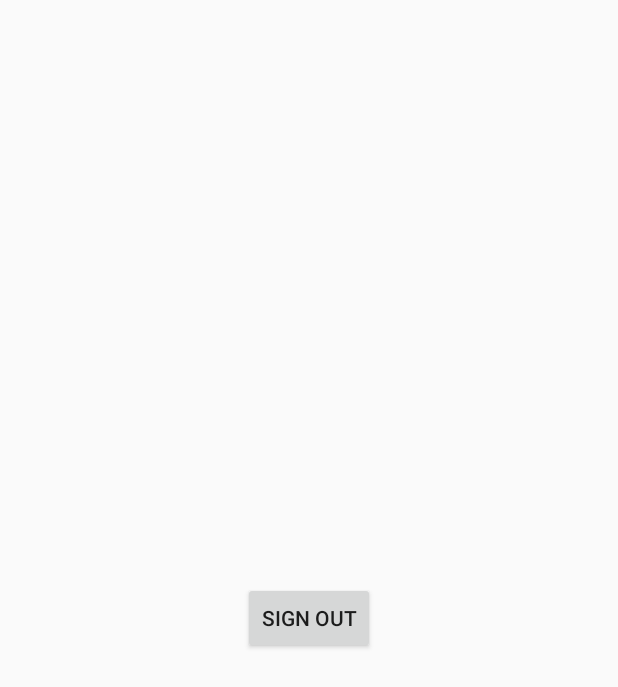
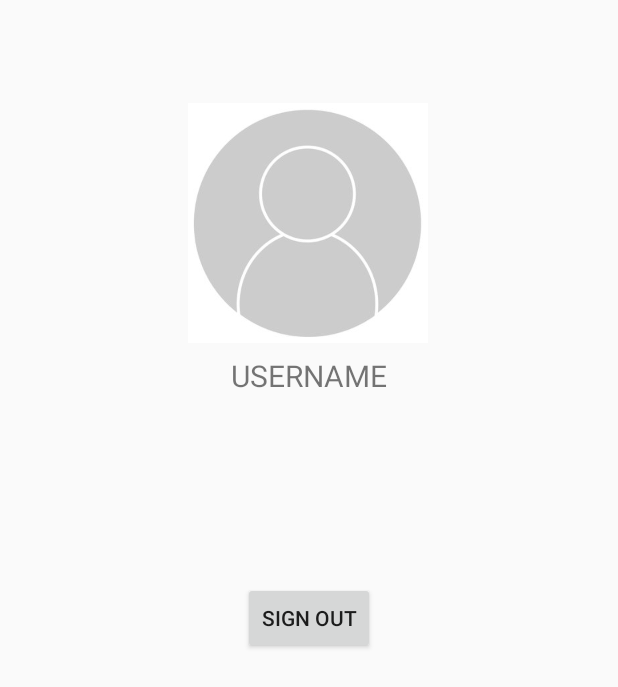
Before and after one commit to gelios93/androidProject, an Android app: the ProfileActivity screen opened directly, with no data from a screen before it, on a phone screen of 412 x 824 dp. Shown: the top 687 px of the screen. Run offline under Robolectric (Android 15) with nearby library versions, the phone set to English and light mode, and no system bars; libraries missing offline, so code that uses them is left out: io.socket.client; 12 statements that could not run were skipped.

Commit message:
Profile icon display

```diff
--- a/DOYO/app/src/main/java/com/example/doyo/activities/ProfileActivity.kt
+++ b/DOYO/app/src/main/java/com/example/doyo/activities/ProfileActivity.kt
@@ -2,11 +2,18 @@ package com.example.doyo.activities
 
 import android.content.Context
 import android.content.Intent
+import android.graphics.Bitmap
 import androidx.appcompat.app.AppCompatActivity
 import android.os.Bundle
+import androidx.core.graphics.drawable.toBitmap
+import androidx.vectordrawable.graphics.drawable.VectorDrawableCompat
+import com.example.doyo.R
+import com.example.doyo.contracts.EditContract
 import com.example.doyo.databinding.ActivityProfileBinding
 import com.example.doyo.services.HttpService
 import com.example.doyo.services.SocketService
+import com.example.doyo.toBitmap
+import com.example.doyo.toMap
 import io.socket.client.Socket
 import org.json.JSONObject
 
@@ -36,8 +43,33 @@ class ProfileActivity : AppCompatActivity() {
             socket.emit("hello", "Боже..........................")
         }
 
+        lateinit var avatar: Bitmap
+        if (respBody.has("icon")) {
+            avatar = toBitmap(respBody.get("icon").toString())
+        } else {
+            //Default icon
+            val drawable = VectorDrawableCompat.create(resources, R.drawable.default_avatar, this.theme)
+            avatar = drawable?.toBitmap()!!
+        }
+
         val binding = ActivityProfileBinding.inflate(layoutInflater)
         setContentView(binding.root)
+
+        val editLauncher = registerForActivityResult(EditContract()) {
+            when(it.result) {
+                true -> {
+                    println("GET RESULT FROM ACTIVITY: ${it.result}")
+                }
+                false -> {
+                    println("GET RESULT FROM ACTIVITY: ${it.result}")
+                }
+            }
+        }
+
+        //Should create Account object to parse JSON response later
+        binding.avatar.setImageBitmap(avatar)
+        val account =  respBody.toMap()["account"] as Map<String, String>
+        binding.username.text = account["username"]
 
         binding.signout.setOnClickListener {
             val sharedPref = this.getSharedPreferences(this.packageName, Context.MODE_PRIVATE)
@@ -47,6 +79,10 @@ class ProfileActivity : AppCompatActivity() {
             finish()
 
             socket.disconnect()
+        }
+
+        binding.avatar.setOnClickListener {
+
         }
 
 
--- a/DOYO/app/src/main/res/layout/activity_profile.xml
+++ b/DOYO/app/src/main/res/layout/activity_profile.xml
@@ -16,4 +16,28 @@
         app:layout_constraintRight_toRightOf="parent"
         app:layout_constraintTop_toTopOf="parent" />
 
+    <ImageView
+        android:id="@+id/avatar"
+        android:layout_width="160dp"
+        android:layout_height="160dp"
+        android:scaleType="fitXY"
+        app:layout_constraintBottom_toBottomOf="parent"
+        app:layout_constraintEnd_toEndOf="parent"
+        app:layout_constraintHorizontal_bias="0.498"
+        app:layout_constraintStart_toStartOf="parent"
+        app:layout_constraintTop_toTopOf="parent"
+        app:layout_constraintVertical_bias="0.103"
+        tools:srcCompat="@tools:sample/avatars" />
+
+    <TextView
+        android:id="@+id/username"
+        android:layout_width="wrap_content"
+        android:layout_height="wrap_content"
+        android:text="USERNAME"
+        android:textSize="20dp"
+        android:layout_marginTop="8dp"
+        app:layout_constraintEnd_toEndOf="parent"
+        app:layout_constraintStart_toStartOf="parent"
+        app:layout_constraintTop_toBottomOf="@+id/avatar" />
+
 </androidx.constraintlayout.widget.ConstraintLayout>
--- a/DOYO/app/src/main/res/layout/edit_header.xml
+++ b/DOYO/app/src/main/res/layout/edit_header.xml
@@ -11,7 +11,7 @@
     android:background="@color/white">
 
     <Button
-        android:id="@+id/btnSkip"
+        android:id="@+id/btnSave"
         android:layout_width="88dp"
         android:layout_height="54dp"
         android:layout_marginEnd="12dp"
@@ -26,7 +26,7 @@
     </Button>
 
     <Button
-        android:id="@+id/btnSave"
+        android:id="@+id/btnSkip"
         android:layout_width="88dp"
         android:layout_height="54dp"
         android:layout_marginEnd="12dp"
@@ -35,7 +35,7 @@
         android:text="SKIP"
         android:textColor="@color/black"
         app:layout_constraintBottom_toBottomOf="parent"
-        app:layout_constraintEnd_toStartOf="@+id/btnSkip"
+        app:layout_constraintEnd_toStartOf="@+id/btnSave"
         app:layout_constraintTop_toTopOf="parent"
         app:layout_constraintVertical_bias="0.444">
     </Button>
```
Also changed, not shown: DOYO/app/src/main/java/com/example/doyo/GlobalValues.kt (+36 -0 lines), DOYO/app/src/main/java/com/example/doyo/activities/DrawActivity.kt (+6 -12 lines), DOYO/app/src/main/java/com/example/doyo/activities/EditActivity.kt (+18 -4 lines), DOYO/app/src/main/java/com/example/doyo/contracts/EditContract.kt (added, +28 -0 lines), DOYO/app/src/main/java/com/example/doyo/views/PaintView.kt (+17 -18 lines), DOYO/app/src/main/res/layout/paint_footer.xml (+21 -9 lines), DOYO/app/src/main/res/drawable-v24/default_avatar.jpg (added).
